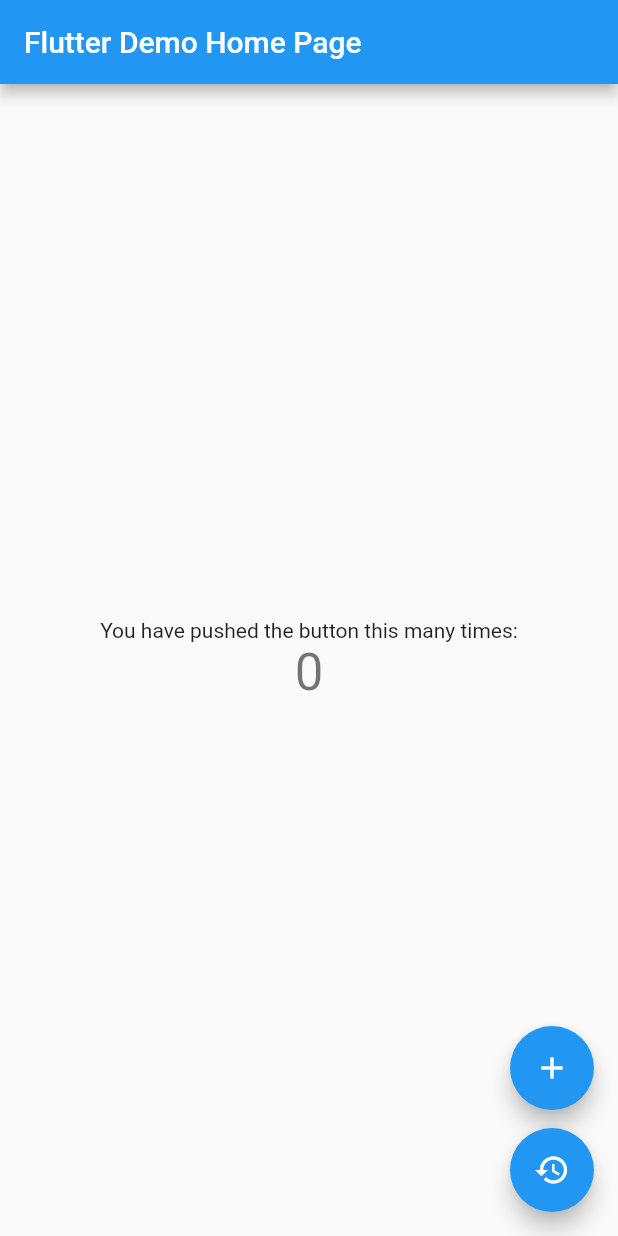
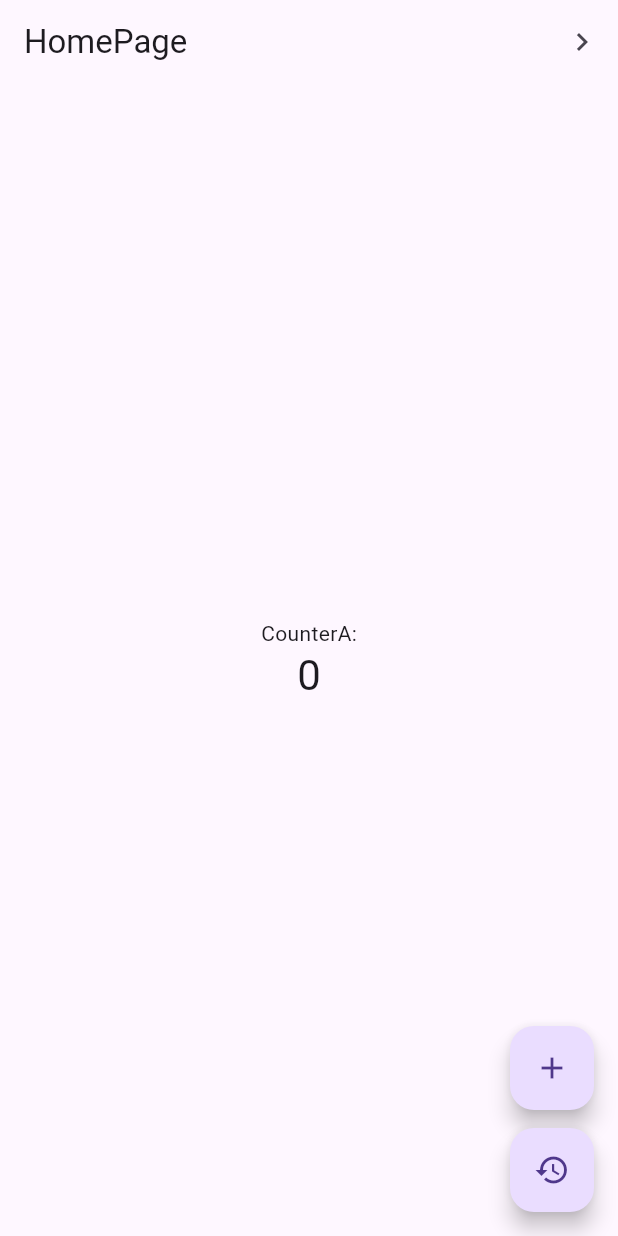
Before and after one commit to Sukrit22/learn_bloc, a Flutter app: the MyHomePage screen opened directly, on a phone screen of 412 x 824 dp. Run offline on Flutter 3.47's test engine with Material 2 defaults, Android fonts, the phone set to English and light mode, and no system bars; our stand-ins replace bloc, equatable, flutter_bloc.

Commit message:
learned multi bloc

```diff
--- /dev/null
+++ b/lib/app_route.dart
@@ -0,0 +1,15 @@
+import 'package:flutter/material.dart';
+import 'package:learn_bloc/pages/another_page.dart';
+import 'package:learn_bloc/pages/home_page.dart';
+
+class AppRoute {
+  static const home = 'home';
+  static const another = 'another';
+
+  final _route = <String, WidgetBuilder>{
+    home: (context) => MyHomePage(title: "HomePage"),
+    another: (context) => AnotherPage(title: "AnotherPage"),
+  };
+
+  get getAll => _route;
+}
--- a/lib/bloc/authentication_repository_bloc/bloc/authentication_repository_state.dart
+++ b/lib/bloc/authentication_repository_bloc/bloc/authentication_repository_state.dart
@@ -1,11 +1,11 @@
 part of 'authentication_repository_bloc.dart';
 
-enum AuthenticationStatus {unknown, authenticated, unauthenticated}
+enum AuthenticationStatus { unknown, authenticated, unauthenticated }
 
 abstract class AuthenticationRepositoryState extends Equatable {
-  const AuthenticationRepositoryState({required this.authenticationStatus});
+  const AuthenticationRepositoryState(/*{required this.authenticationStatus}*/);
 
-  final AuthenticationStatus authenticationStatus;
+  //final AuthenticationStatus authenticationStatus;
 
   @override
   List<Object> get props => [];
--- /dev/null
+++ b/lib/bloc/counter_b_bloc/bloc/counter_b_bloc.dart
@@ -0,0 +1,17 @@
+import 'package:bloc/bloc.dart';
+import 'package:equatable/equatable.dart';
+
+part 'counter_b_event.dart';
+part 'counter_b_state.dart';
+
+class CounterBBloc extends Bloc<CounterBEvent, CounterBState> {
+  CounterBBloc() : super(CounterBState(count: 0)) {
+    on<CounterBEventAdd>((event, emit) {
+      emit(state.copyWith(count: state.count + 1));
+    });
+
+    on<CounterBEventReset>((event, emit) {
+      emit(state.copyWith(count: 0));
+    });
+  }
+}
--- /dev/null
+++ b/lib/bloc/counter_b_bloc/bloc/counter_b_event.dart
@@ -0,0 +1,12 @@
+part of 'counter_b_bloc.dart';
+
+abstract class CounterBEvent extends Equatable {
+  const CounterBEvent();
+
+  @override
+  List<Object> get props => [];
+}
+
+class CounterBEventAdd extends CounterBEvent {}
+
+class CounterBEventReset extends CounterBEvent {}
--- /dev/null
+++ b/lib/bloc/counter_b_bloc/bloc/counter_b_state.dart
@@ -0,0 +1,19 @@
+part of 'counter_b_bloc.dart';
+
+class CounterBState extends Equatable {
+  final int count;
+
+  const CounterBState({required this.count});
+
+  CounterBState copyWith({int? count}) {
+    return CounterBState(count: count ?? this.count);
+  }
+
+  @override
+  String toString() {
+    return "counter of B : $count";
+  }
+
+  @override
+  List<Object> get props => [count];
+}
--- a/lib/pages/home_page.dart
+++ b/lib/pages/home_page.dart
@@ -1,5 +1,6 @@
 import 'package:flutter/material.dart';
 import 'package:flutter_bloc/flutter_bloc.dart';
+import 'package:learn_bloc/app_route.dart';
 import 'package:learn_bloc/bloc/counter_a_bloc/bloc/counter_a_bloc.dart';
 
 class MyHomePage extends StatefulWidget {
@@ -17,19 +18,25 @@ class _MyHomePageState extends State<MyHomePage> {
     return Scaffold(
       appBar: AppBar(
         title: Text(widget.title),
+        actions: [
+          IconButton(
+            onPressed: () => Navigator.pushNamed(context, AppRoute.another),
+            icon: Icon(Icons.navigate_next),
+          )
+        ],
       ),
       body: Center(
         child: Column(
           mainAxisAlignment: MainAxisAlignment.center,
           children: <Widget>[
             const Text(
-              'You have pushed the button this many times:',
+              'CounterA:',
             ),
             BlocBuilder<CounterABloc, CounterAState>(
               builder: (context, state) {
                 return Text(
                   '${state.count}',
-                  style: Theme.of(context).textTheme.headline4,
+                  style: Theme.of(context).textTheme.headlineMedium,
                 );
               },
             ),
```
Also changed, not shown: lib/main.dart (+10 -6 lines), lib/pages/another_page.dart (added, +107 -0 lines).
